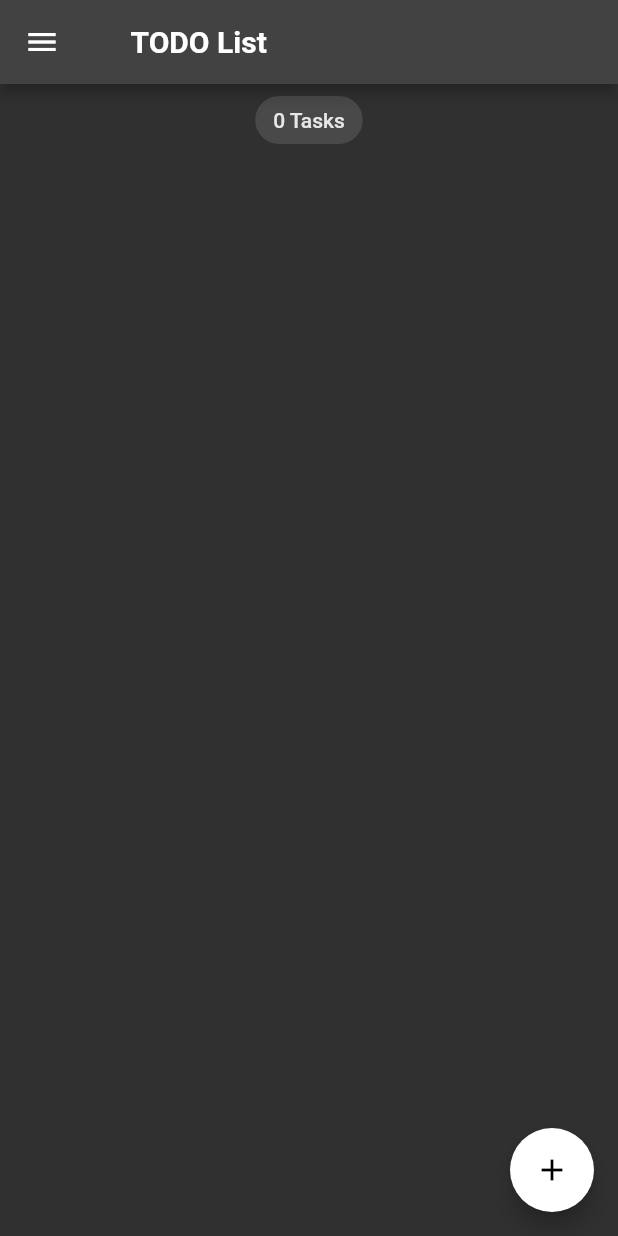
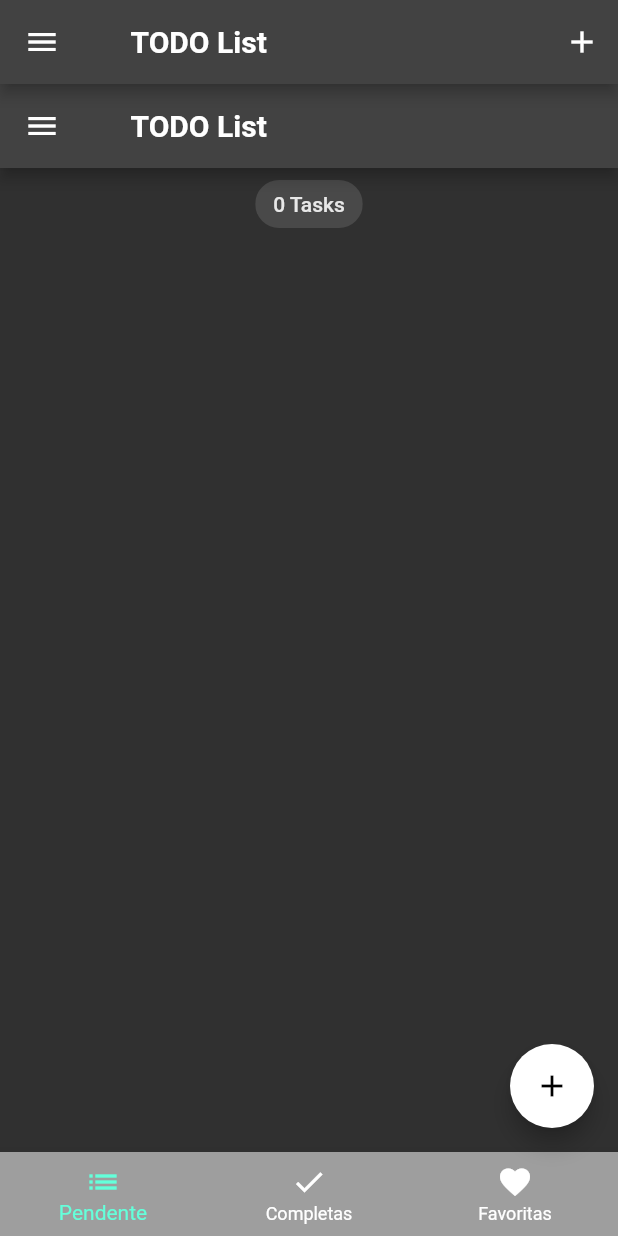
Before and after one commit to CristinaKulczynski/FourthFlutterCompassChallenge, a Flutter app: the TelaTODOList screen opened directly, in the side drawer, after a tap on "Reciclar", on a phone screen of 412 x 824 dp. Run offline on Flutter 3.47's test engine with Material 2 defaults, Android fonts, the phone set to English and light mode, and no system bars; our stand-ins replace bloc, equatable, flutter_bloc, hydrated_bloc.

Commit message:
Comentando código para poder modificá-lo

```diff
--- a/lib/main.dart
+++ b/lib/main.dart
@@ -1,6 +1,7 @@
 import 'package:flutter/material.dart';
 import 'package:path_provider/path_provider.dart';
 import 'package:todolist/blocs/exportacao_do_bloc.dart';
+import 'package:todolist/screens/principal_todo_list.dart';
 import 'package:todolist/screens/tela_principal_todo_list.dart';
 import 'package:todolist/services/rotas_do_aplicativo.dart';
 import 'package:todolist/services/tema.dart';
@@ -46,7 +47,7 @@ class MyApp extends StatelessWidget {
                 ? Temas.temasAplicativo[Tema.lightTema]
                 : Temas.temasAplicativo[Tema.darkTema],
             /*Tirar debug da tela*/
-            home: const TelaTODOList(),
+            home: const PrincipalTodoList(),
             onGenerateRoute: rotasDoAplicativo.onGenerateRoute,
           );
         },
--- a/lib/screens/menu_lateral.dart
+++ b/lib/screens/menu_lateral.dart
@@ -1,7 +1,7 @@
 import 'package:flutter/material.dart';
 import 'package:todolist/blocs/exportacao_do_bloc.dart';
 import 'package:todolist/screens/Reciclar.dart';
-import 'package:todolist/screens/tela_principal_todo_list.dart';
+import 'package:todolist/screens/principal_todo_list.dart';
 
 // ignore: must_be_immutable
 class MenuLateral extends StatelessWidget {
@@ -27,7 +27,7 @@ class MenuLateral extends StatelessWidget {
               builder: (context, state) {
                 return GestureDetector(
                   onTap: () => Navigator.of(context).pushReplacementNamed(
-                    TelaTODOList.id,
+                    PrincipalTodoList.id,
                   ),
                   child: ListTile(
                     leading: const Icon(Icons.folder_special),
--- a/lib/screens/principal_todo_list.dart
+++ b/lib/screens/principal_todo_list.dart
@@ -55,6 +55,14 @@ class PrincipalTodoList extends StatelessWidget {
             icon: Icon(Icons.list),
             label: 'Pendente',
           ),
+          BottomNavigationBarItem(
+            icon: Icon(Icons.done),
+            label: 'Completas',
+          ),
+          BottomNavigationBarItem(
+            icon: Icon(Icons.favorite),
+            label: 'Favoritas',
+          ),
         ],
       ),
     );
--- a/lib/screens/tela_principal_todo_list.dart
+++ b/lib/screens/tela_principal_todo_list.dart
@@ -67,11 +67,11 @@ class _TelaTODOListState extends State<TelaTODOList> {
               ListaDeTarefas(listaDeTarefas: listaDeTarefas),
             ],
           ),
-          floatingActionButton: FloatingActionButton(
-            onPressed: () => _adicionarTarefa(context),
-            tooltip: 'Adicione Tarefa',
-            child: const Icon(Icons.add),
-          ),
+          // floatingActionButton: FloatingActionButton(
+          //   onPressed: () => _adicionarTarefa(context),
+          //   tooltip: 'Adicione Tarefa',
+          //   child: const Icon(Icons.add),
+          // ),
         );
       },
     );
--- a/lib/services/rotas_do_aplicativo.dart
+++ b/lib/services/rotas_do_aplicativo.dart
@@ -1,14 +1,15 @@
 import 'package:flutter/material.dart';
 import 'package:todolist/screens/Reciclar.dart';
-import 'package:todolist/screens/tela_principal_todo_list.dart';
+import 'package:todolist/screens/principal_todo_list.dart';
+//import 'package:todolist/screens/tela_principal_todo_list.dart';
 
 class RotasDoAplicativo {
   Route? onGenerateRoute(RouteSettings routeSettings) {
     switch (routeSettings.name) {
       case Reciclar.id:
         return MaterialPageRoute(builder: (_) => const Reciclar());
-      case TelaTODOList.id:
-        return MaterialPageRoute(builder: (_) => const TelaTODOList());
+      case PrincipalTodoList.id:
+        return MaterialPageRoute(builder: (_) => const PrincipalTodoList());
       default:
         return null;
     }
```
